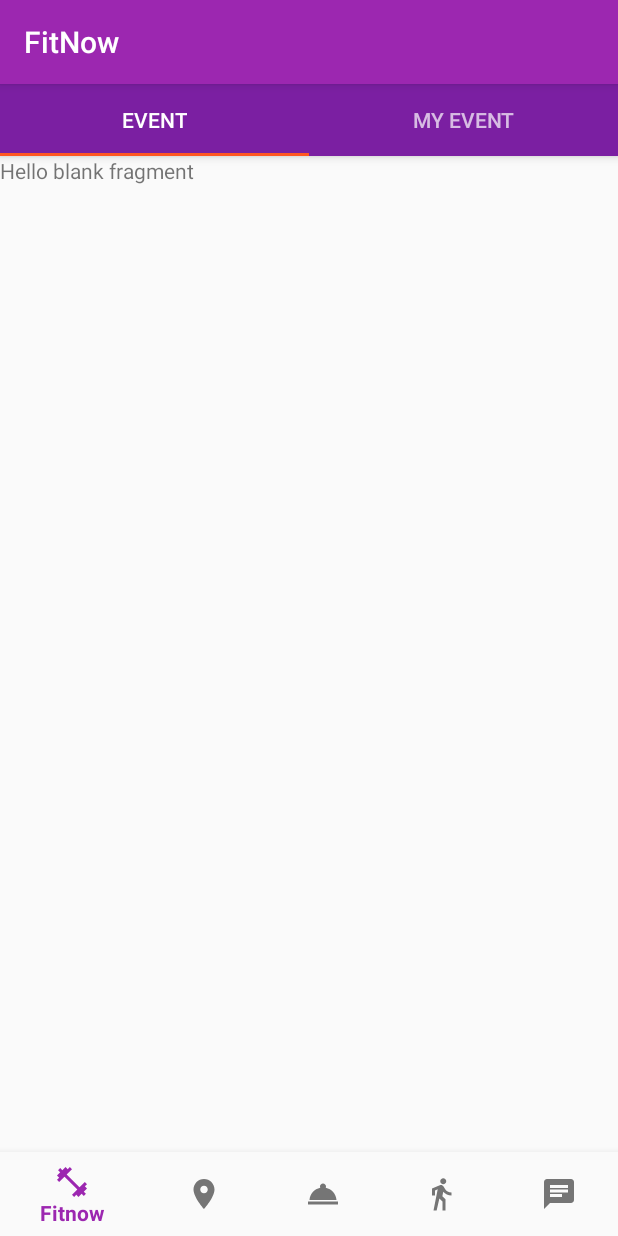
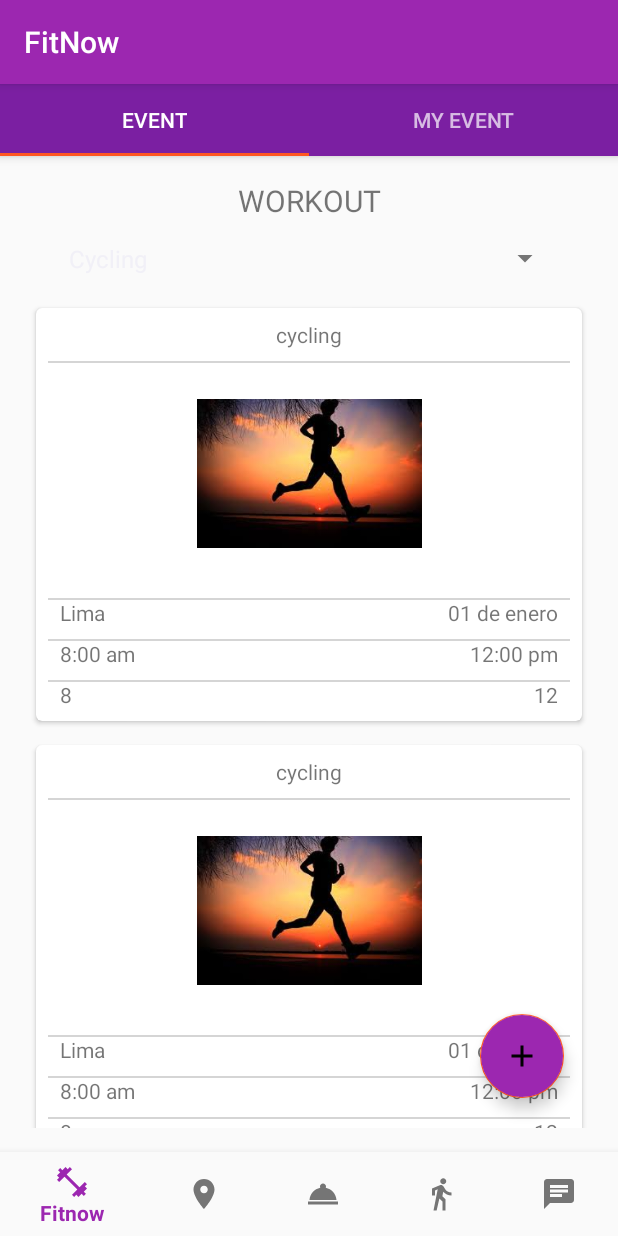
Before and after one commit to FitNowProject/FitNowAndroid, an Android app: the screen it shows after launch (MainActivity), on a phone screen of 412 x 824 dp. Run offline under Robolectric (Android 15) with nearby library versions, the phone set to English and light mode, and no system bars.

Commit message:
commit create event

```diff
--- a/app/src/main/java/pe/edu/upc/fitnow/fragments/tabs/EventTabFragment.java
+++ b/app/src/main/java/pe/edu/upc/fitnow/fragments/tabs/EventTabFragment.java
@@ -1,30 +1,102 @@
 package pe.edu.upc.fitnow.fragments.tabs;
 
 
+import android.content.Intent;
 import android.os.Bundle;
+import android.support.design.widget.FloatingActionButton;
 import android.support.v4.app.Fragment;
+import android.support.v7.widget.GridLayoutManager;
+import android.support.v7.widget.RecyclerView;
 import android.view.LayoutInflater;
 import android.view.View;
 import android.view.ViewGroup;
+import android.widget.ArrayAdapter;
+import android.widget.Spinner;
+import android.widget.TextView;
+
+import java.util.ArrayList;
+import java.util.List;
 
 import pe.edu.upc.fitnow.R;
+import pe.edu.upc.fitnow.activities.CreateEventActivity;
+import pe.edu.upc.fitnow.adapters.EventsAdapter;
+import pe.edu.upc.fitnow.models.Event;
 
 /**
  * A simple {@link Fragment} subclass.
  */
 public class EventTabFragment extends Fragment {
 
+    RecyclerView eventRecyclerView;//los datos que no se vean sera eliminados para no ocupar espacio en el movil
+    TextView titleTextView;
+    Spinner spinnerSpinner;
+    EventsAdapter eventsAdapter;//LIST
+    RecyclerView.LayoutManager eventsLayoutManager;
+    List<Event> Listevents;
+    FloatingActionButton createeventFloatingActionButton;
+
+    String[] ejercicios_filtro = {"Cycling","Running","Walking","Swimming"};
 
     public EventTabFragment() {
         // Required empty public constructor
     }
 
+    public void changeViewFloating(){
 
+        createeventFloatingActionButton.setOnClickListener(new View.OnClickListener() {
+            @Override
+            public void onClick(View view) {
+                Intent intent = new Intent(getActivity(), CreateEventActivity.class);
+                startActivity(intent);
+            }
+        });
+    }
     @Override
     public View onCreateView(LayoutInflater inflater, ViewGroup container,
                              Bundle savedInstanceState) {
+
+
+        View view = inflater.inflate(R.layout.fragment_event_tab,container,false);
+
+        Listevents = new ArrayList<>();
+        Listevents.add(new Event(1,"cycling", R.drawable.run, "Lima", "01 de enero", "8:00 am", "12:00 pm", 8 , 12));
+        Listevents.add(new Event(2,"cycling", R.drawable.run, "Lima", "01 de enero", "8:00 am", "12:00 pm", 8 , 12));
+        Listevents.add(new Event(3,"cycling", R.drawable.run, "Lima", "01 de enero", "8:00 am", "12:00 pm", 8 , 12));
+        Listevents.add(new Event(4,"cycling", R.drawable.run, "Lima", "01 de enero", "8:00 am", "12:00 pm", 8 , 12));
+        Listevents.add(new Event(5,"cycling", R.drawable.run, "Lima", "01 de enero", "8:00 am", "12:00 pm", 8 , 12));
+        Listevents.add(new Event(6,"cycling", R.drawable.run, "Lima", "01 de enero", "8:00 am", "12:00 pm", 8 , 12));
+        Listevents.add(new Event(7,"cycling", R.drawable.run, "Lima", "01 de enero", "8:00 am", "12:00 pm", 8 , 12));
+        Listevents.add(new Event(8,"cycling", R.drawable.run, "Lima", "01 de enero", "8:00 am", "12:00 pm", 8 , 12));
+        Listevents.add(new Event(9,"cycling", R.drawable.run, "Lima", "01 de enero", "8:00 am", "12:00 pm", 8 , 12));
+        Listevents.add(new Event(10,"cycling", R.drawable.run, "Lima", "01 de enero", "8:00 am", "12:00 pm", 8 , 12));
+
+
+        //como obtener el recycler?
+
+        titleTextView = (TextView) view.findViewById(R.id.titleTextView);
+        spinnerSpinner = (Spinner) view.findViewById(R.id.spinner);
+        eventRecyclerView = (RecyclerView) view.findViewById(R.id.eventFragmenLayout);
+        createeventFloatingActionButton = (FloatingActionButton) view.findViewById(R.id.createeventFloatingActionButton);
+        eventsAdapter = new EventsAdapter(Listevents);
+
+        eventsLayoutManager = new GridLayoutManager(view.getContext(),1);
+
+        //Recycler view
+        eventRecyclerView.setAdapter(eventsAdapter);
+        eventRecyclerView.setLayoutManager(eventsLayoutManager);
+
+
+        //crear adapter para el spinner
+        ArrayAdapter<String> arrayAdapter =new ArrayAdapter<String>(getActivity()
+                .getApplicationContext(),android.R.layout.simple_dropdown_item_1line,ejercicios_filtro);
+        arrayAdapter.setDropDownViewResource(android.R.layout.simple_spinner_dropdown_item);
+        spinnerSpinner.setAdapter(arrayAdapter);
+
+
+        //FloatingActionButton
+        changeViewFloating();
+
         // Inflate the layout for this fragment
-        return inflater.inflate(R.layout.fragment_event_tab, container, false);
+        return view;
     }
-
 }
--- /dev/null
+++ b/app/src/main/res/drawable/ic_add_black_24dp.xml
@@ -0,0 +1,9 @@
+<vector xmlns:android="http://schemas.android.com/apk/res/android"
+        android:width="24dp"
+        android:height="24dp"
+        android:viewportWidth="24.0"
+        android:viewportHeight="24.0">
+    <path
+        android:fillColor="#FF000000"
+        android:pathData="M19,13h-6v6h-2v-6H5v-2h6V5h2v6h6v2z"/>
+</vector>
--- a/app/src/main/res/layout/fragment_event_tab.xml
+++ b/app/src/main/res/layout/fragment_event_tab.xml
@@ -1,13 +1,54 @@
-<FrameLayout xmlns:android="http://schemas.android.com/apk/res/android"
+<FrameLayout   xmlns:android="http://schemas.android.com/apk/res/android"
     xmlns:tools="http://schemas.android.com/tools"
     android:layout_width="match_parent"
     android:layout_height="match_parent"
+    xmlns:app="http://schemas.android.com/apk/res-auto"
+    android:fitsSystemWindows="true"
     tools:context="pe.edu.upc.fitnow.fragments.tabs.EventTabFragment">
 
-    <!-- TODO: Update blank fragment layout -->
-    <TextView
+    <android.support.constraint.ConstraintLayout
         android:layout_width="match_parent"
         android:layout_height="match_parent"
-        android:text="@string/hello_blank_fragment" />
+        android:layout_margin="16dp">
+
+        <TextView
+            android:id="@+id/titleTextView"
+            android:layout_width="wrap_content"
+            android:layout_height="wrap_content"
+            android:text="WORKOUT"
+            android:layout_margin="10dp"
+            app:layout_constraintEnd_toEndOf="parent"
+            app:layout_constraintStart_toStartOf="parent"
+            android:textSize="20dp" />
+
+        <Spinner
+            android:id="@+id/spinner"
+            android:layout_width="336dp"
+            android:layout_height="30dp"
+            android:layout_margin="10dp"
+            app:layout_constraintTop_toBottomOf="@id/titleTextView"
+            app:layout_constraintEnd_toEndOf="parent"
+            app:layout_constraintStart_toStartOf="parent" />
+
+        <android.support.v7.widget.RecyclerView
+            android:id="@+id/eventFragmenLayout"
+            android:layout_width="wrap_content"
+            android:layout_height="wrap_content"
+            android:layout_margin="10dp"
+            app:layout_constraintTop_toBottomOf="@+id/spinner"
+            app:layout_constraintEnd_toEndOf="parent"
+            app:layout_constraintStart_toStartOf="parent"/>
+
+        <android.support.design.widget.FloatingActionButton
+            android:id="@+id/createeventFloatingActionButton"
+            android:layout_width="wrap_content"
+            android:layout_height="wrap_content"
+            android:backgroundTint="@color/colorPrimary"
+            app:srcCompat="@drawable/ic_add_black_24dp"
+            app:layout_constraintEnd_toEndOf="parent"
+            app:layout_constraintBottom_toBottomOf="parent"
+            android:layout_marginBottom="20dp"
+            android:layout_marginEnd="20dp"/>
+    </android.support.constraint.ConstraintLayout>
 
 </FrameLayout>
--- a/app/src/main/res/values/strings.xml
+++ b/app/src/main/res/values/strings.xml
@@ -10,4 +10,5 @@
     <string name="title_chats">Chat</string>
     <string name="card_event_more_title">More</string>
     <string name="title_activity_more_event">"More Event "</string>
+    <string name="title_activity_create_event">CreateEventActivity</string>
 </resources>
```
Also changed, not shown: app/src/main/AndroidManifest.xml (+11 -9 lines), app/src/main/java/pe/edu/upc/fitnow/activities/CreateEventActivity.java (added, +91 -0 lines), app/src/main/res/drawable/ic_date_range_black_24dp.xml (added, +9 -0 lines), app/src/main/res/drawable/ic_mode_edit_black_24dp.xml (added, +9 -0 lines), app/src/main/res/drawable/ic_query_builder_black_24dp.xml (added, +9 -0 lines), app/src/main/res/drawable/ic_supervisor_account_black_24dp.xml (added, +9 -0 lines), app/src/main/res/layout/activity_create_event.xml (added, +183 -0 lines).
